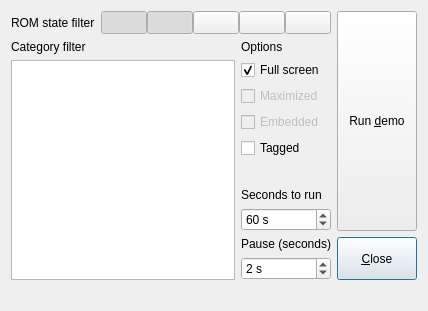
Old version of the form demomode.ui in the repository qmc2/qmc2-mame-fe.
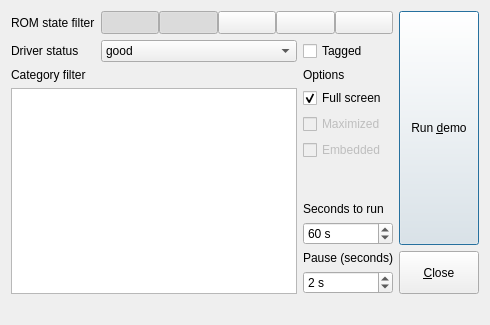
New version of the form. Icons and pictures are not drawn.

Commit message: imp: demo-mode: added filtering by driver status

Patch:
```diff
--- a/demomode.ui
+++ b/demomode.ui
@@ -7,36 +7,39 @@
     <x>0</x>
     <y>0</y>
     <width>428</width>
-    <height>270</height>
+    <height>290</height>
    </rect>
   </property>
   <property name="windowTitle">
    <string>Demo mode</string>
   </property>
   <layout class="QGridLayout" name="gridLayout">
-   <item row="1" column="0" colspan="2">
-    <widget class="QLabel" name="labelCategoryFilter">
+   <item row="13" column="2">
+    <widget class="QSpinBox" name="spinBoxSecondsToRun">
+     <property name="toolTip">
+      <string>Number of seconds to run an emulator in demo mode</string>
+     </property>
+     <property name="suffix">
+      <string> s</string>
+     </property>
+     <property name="maximum">
+      <number>999999</number>
+     </property>
+     <property name="value">
+      <number>60</number>
+     </property>
+    </widget>
+   </item>
+   <item row="12" column="2">
+    <widget class="QLabel" name="labelSecondsToRun">
      <property name="sizePolicy">
-      <sizepolicy hsizetype="Preferred" vsizetype="Fixed">
+      <sizepolicy hsizetype="Fixed" vsizetype="Preferred">
        <horstretch>0</horstretch>
        <verstretch>0</verstretch>
       </sizepolicy>
      </property>
      <property name="text">
-      <string>Category filter</string>
-     </property>
-    </widget>
-   </item>
-   <item row="2" column="2">
-    <widget class="QCheckBox" name="checkBoxFullScreen">
-     <property name="toolTip">
-      <string>Start emulators in full screen mode (otherwise use windowed mode)</string>
-     </property>
-     <property name="text">
-      <string>Full screen</string>
-     </property>
-     <property name="checked">
-      <bool>true</bool>
+      <string>Seconds to run</string>
      </property>
     </widget>
    </item>
@@ -153,69 +156,36 @@
      </item>
     </layout>
    </item>
-   <item row="2" column="0" rowspan="12" colspan="2">
-    <widget class="QListWidget" name="listWidgetCategoryFilter">
-     <property name="sizePolicy">
-      <sizepolicy hsizetype="Expanding" vsizetype="Expanding">
-       <horstretch>0</horstretch>
-       <verstretch>0</verstretch>
-      </sizepolicy>
+   <item row="16" column="0" colspan="4">
+    <widget class="QLabel" name="labelDemoStatus">
+     <property name="text">
+      <string/>
      </property>
-     <property name="toolTip">
-      <string>Select / deselect the categories you want to include / exclude</string>
+     <property name="alignment">
+      <set>Qt::AlignCenter</set>
      </property>
-    </widget>
-   </item>
-   <item row="3" column="2">
-    <widget class="QCheckBox" name="checkBoxMaximized">
-     <property name="enabled">
-      <bool>false</bool>
+     <property name="wordWrap">
+      <bool>true</bool>
      </property>
-     <property name="toolTip">
-      <string>Maximize emulators when in windowed mode</string>
-     </property>
-     <property name="text">
-      <string>Maximized</string>
-     </property>
     </widget>
    </item>
-   <item row="0" column="0">
-    <widget class="QLabel" name="labelROMStatesToSelect">
+   <item row="0" column="3" rowspan="14">
+    <widget class="QPushButton" name="pushButtonRunDemo">
      <property name="sizePolicy">
-      <sizepolicy hsizetype="Fixed" vsizetype="Preferred">
+      <sizepolicy hsizetype="Fixed" vsizetype="Expanding">
        <horstretch>0</horstretch>
        <verstretch>0</verstretch>
       </sizepolicy>
      </property>
-     <property name="text">
-      <string>ROM state filter</string>
-     </property>
-    </widget>
-   </item>
-   <item row="4" column="2">
-    <widget class="QCheckBox" name="checkBoxEmbedded">
-     <property name="enabled">
-      <bool>false</bool>
-     </property>
      <property name="toolTip">
       <string>Embed windowed emulators</string>
      </property>
      <property name="text">
-      <string>Embedded</string>
+      <string>Run &amp;demo</string>
      </property>
     </widget>
    </item>
-   <item row="5" column="2">
-    <widget class="QCheckBox" name="checkBoxTagged">
-     <property name="toolTip">
-      <string>Use only tagged games</string>
-     </property>
-     <property name="text">
-      <string>Tagged</string>
-     </property>
-    </widget>
-   </item>
-   <item row="13" column="2">
+   <item row="15" column="2">
     <widget class="QSpinBox" name="spinBoxPauseSeconds">
      <property name="toolTip">
       <string>Number of seconds to pause between emulator runs</string>
@@ -234,14 +204,7 @@
      </property>
     </widget>
    </item>
-   <item row="1" column="2">
-    <widget class="QLabel" name="label">
-     <property name="text">
-      <string>Options</string>
-     </property>
-    </widget>
-   </item>
-   <item row="12" column="2">
+   <item row="14" column="2">
     <widget class="QLabel" name="labelPause">
      <property name="sizePolicy">
       <sizepolicy hsizetype="Fixed" vsizetype="Preferred">
@@ -254,7 +217,20 @@
      </property>
     </widget>
    </item>
-   <item row="12" column="3" rowspan="2">
+   <item row="0" column="0">
+    <widget class="QLabel" name="labelROMStatesToSelect">
+     <property name="sizePolicy">
+      <sizepolicy hsizetype="Fixed" vsizetype="Preferred">
+       <horstretch>0</horstretch>
+       <verstretch>0</verstretch>
+      </sizepolicy>
+     </property>
+     <property name="text">
+      <string>ROM state filter</string>
+     </property>
+    </widget>
+   </item>
+   <item row="14" column="3" rowspan="2">
     <widget class="QPushButton" name="pushButtonClose">
      <property name="sizePolicy">
       <sizepolicy hsizetype="Minimum" vsizetype="MinimumExpanding">
@@ -270,64 +246,117 @@
      </property>
     </widget>
    </item>
-   <item row="11" column="2">
-    <widget class="QSpinBox" name="spinBoxSecondsToRun">
+   <item row="3" column="0" rowspan="13" colspan="2">
+    <widget class="QListWidget" name="listWidgetCategoryFilter">
+     <property name="sizePolicy">
+      <sizepolicy hsizetype="Expanding" vsizetype="Expanding">
+       <horstretch>0</horstretch>
+       <verstretch>0</verstretch>
+      </sizepolicy>
+     </property>
      <property name="toolTip">
       <string>Number of seconds to run an emulator in demo mode</string>
      </property>
-     <property name="suffix">
-      <string> s</string>
-     </property>
-     <property name="maximum">
-      <number>999999</number>
-     </property>
-     <property name="value">
-      <number>60</number>
-     </property>
     </widget>
    </item>
-   <item row="10" column="2">
-    <widget class="QLabel" name="labelSecondsToRun">
+   <item row="2" column="0" colspan="2">
+    <widget class="QLabel" name="labelCategoryFilter">
      <property name="sizePolicy">
-      <sizepolicy hsizetype="Fixed" vsizetype="Preferred">
+      <sizepolicy hsizetype="Preferred" vsizetype="Fixed">
        <horstretch>0</horstretch>
        <verstretch>0</verstretch>
       </sizepolicy>
      </property>
      <property name="text">
-      <string>Seconds to run</string>
+      <string>Category filter</string>
      </property>
     </widget>
    </item>
-   <item row="0" column="3" rowspan="12">
-    <widget class="QPushButton" name="pushButtonRunDemo">
-     <property name="sizePolicy">
-      <sizepolicy hsizetype="Fixed" vsizetype="Expanding">
-       <horstretch>0</horstretch>
-       <verstretch>0</verstretch>
-      </sizepolicy>
+   <item row="1" column="0">
+    <widget class="QLabel" name="labelDriverStatus">
+     <property name="text">
+      <string>Driver status</string>
      </property>
+    </widget>
+   </item>
+   <item row="1" column="1">
+    <widget class="QComboBox" name="comboBoxDriverStatus">
      <property name="toolTip">
       <string>Run demo now</string>
      </property>
+     <item>
+      <property name="text">
+       <string>good</string>
+      </property>
+     </item>
+     <item>
+      <property name="text">
+       <string>good + preliminary</string>
+      </property>
+     </item>
+     <item>
+      <property name="text">
+       <string>good + preliminary + imperfect</string>
+      </property>
+     </item>
+    </widget>
+   </item>
+   <item row="1" column="2">
+    <widget class="QCheckBox" name="checkBoxTagged">
+     <property name="toolTip">
+      <string>Use only tagged games</string>
+     </property>
      <property name="text">
-      <string>Run &amp;demo</string>
+      <string>Tagged</string>
      </property>
     </widget>
    </item>
-   <item row="14" column="0" colspan="4">
-    <widget class="QLabel" name="labelDemoStatus">
+   <item row="2" column="2">
+    <widget class="QLabel" name="labelOptions">
      <property name="text">
-      <string/>
+      <string>Options</string>
      </property>
-     <property name="alignment">
-      <set>Qt::AlignCenter</set>
+    </widget>
+   </item>
+   <item row="3" column="2">
+    <widget class="QCheckBox" name="checkBoxFullScreen">
+     <property name="toolTip">
+      <string>Start emulators in full screen mode (otherwise use windowed mode)</string>
      </property>
-     <property name="wordWrap">
+     <property name="text">
+      <string>Full screen</string>
+     </property>
+     <property name="checked">
       <bool>true</bool>
      </property>
     </widget>
    </item>
+   <item row="4" column="2">
+    <widget class="QCheckBox" name="checkBoxMaximized">
+     <property name="enabled">
+      <bool>false</bool>
+     </property>
+     <property name="toolTip">
+      <string>Maximize emulators when in windowed mode</string>
+     </property>
+     <property name="text">
+      <string>Maximized</string>
+     </property>
+    </widget>
+   </item>
+   <item row="5" column="2">
+    <widget class="QCheckBox" name="checkBoxEmbedded">
+     <property name="enabled">
+      <bool>false</bool>
+     </property>
+     <property name="toolTip">
+      <string>Embed windowed emulators</string>
+     </property>
+     <property name="text">
+      <string>Embedded</string>
+     </property>
+    </widget>
+   </item>
   </layout>
  </widget>
  <tabstops>
```
Left out of the diff: 49 changed lines with no effect on the pictures. The commit also changes 22 other files.
